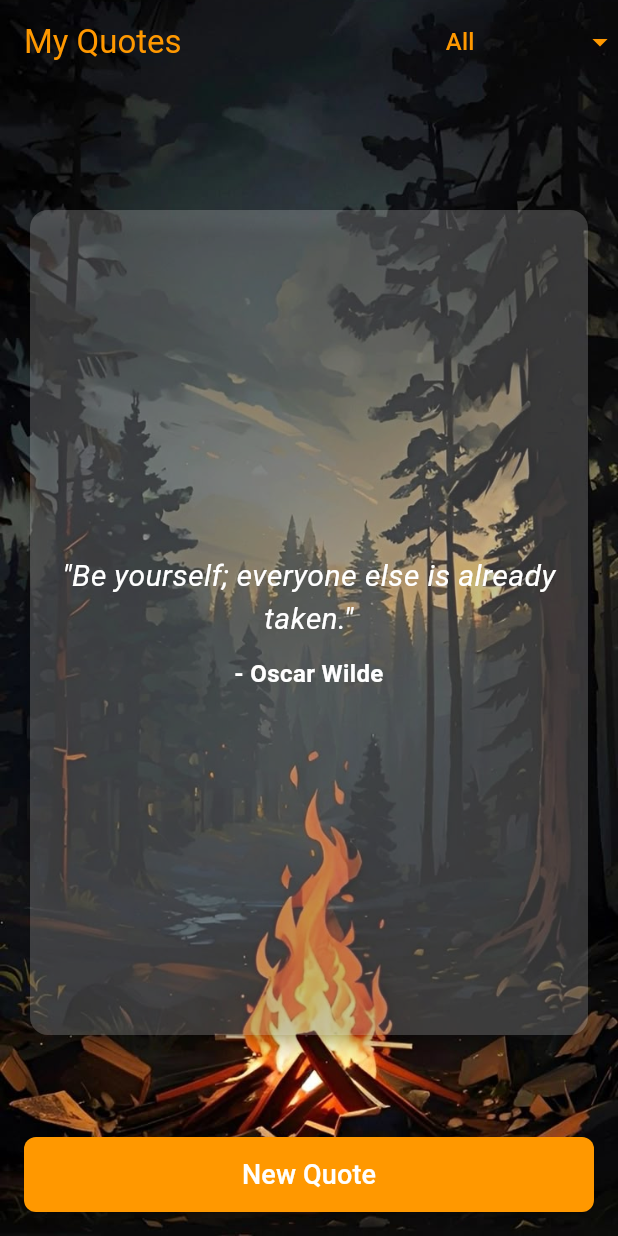
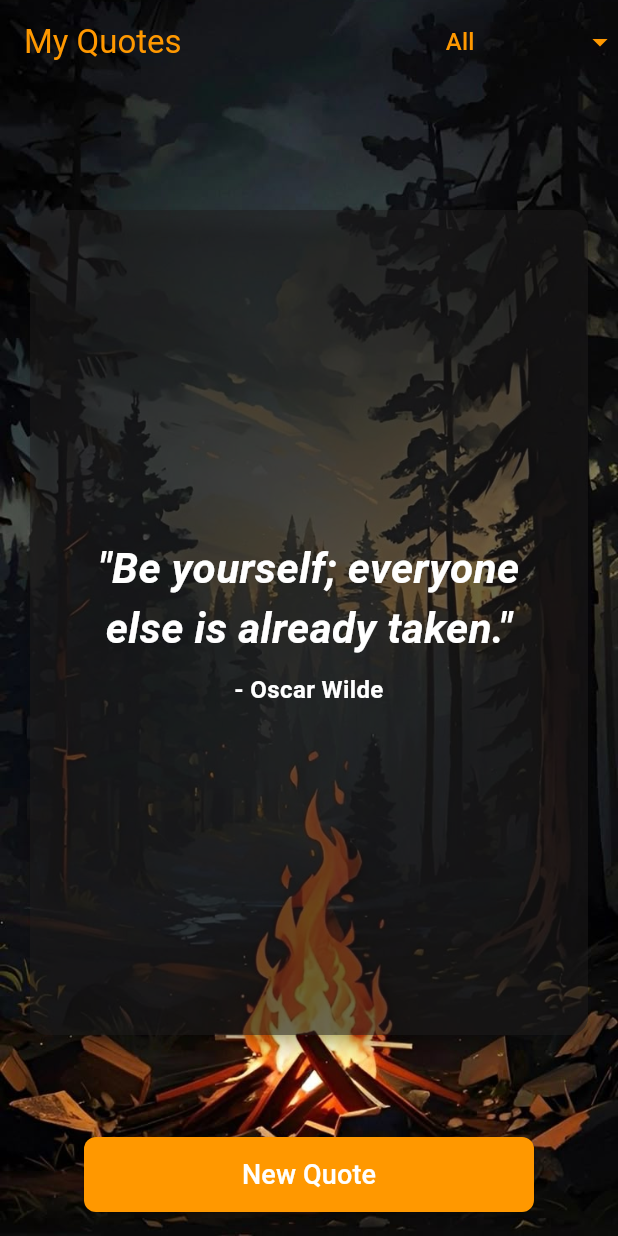
Before and after one commit to Vishwaschandrasekara5/Quotes-Generator-App, a Flutter app: the screen it shows after launch, on a phone screen of 412 x 824 dp. Run offline on Flutter 3.47's test engine with Material 3 defaults, Android fonts, the phone set to English and light mode, and no system bars.

Commit message:
update dart files
2025/02/28

```diff
--- a/lib/quote.dart
+++ b/lib/quote.dart
@@ -13,76 +13,97 @@ class _QuoteScreenState extends State<QuoteScreen> {
       author: 'Oscar Wilde',
       details: 'Oscar Wilde was an Irish poet and playwright.',
       category: 'Motivational',
-      imageUrl: 'https://encrypted-tbn0.gstatic.com/images?q=tbn:ANd9GcSVkQH8jp7MrO9GlanMjVzXUrexSVJqYC8K9Q&s',
+      imageUrl:
+          'https://encrypted-tbn0.gstatic.com/images?q=tbn:ANd9GcSVkQH8jp7MrO9GlanMjVzXUrexSVJqYC8K9Q&s',
     ),
     Quote(
       text: 'Do what you can, with what you have, where you are.',
       author: 'Theodore Roosevelt',
-      details: 'Theodore Roosevelt was the 26th President of the United States.',
+      details:
+          'Theodore Roosevelt was the 26th President of the United States.',
       category: 'Motivational',
-      imageUrl: 'https://encrypted-tbn0.gstatic.com/images?q=tbn:ANd9GcSluHBVZPS2-zwruzr_Jvte5iHHJGMYH2a9Sw&s',
+      imageUrl:
+          'https://encrypted-tbn0.gstatic.com/images?q=tbn:ANd9GcSluHBVZPS2-zwruzr_Jvte5iHHJGMYH2a9Sw&s',
     ),
     Quote(
       text: 'In the middle of difficulty lies opportunity.',
       author: 'Albert Einstein',
-      details: 'Einstein was a theoretical physicist who developed the theory of relativity.',
+      details:
+          'Einstein was a theoretical physicist who developed the theory of relativity.',
       category: 'Inspirational',
-      imageUrl: 'https://encrypted-tbn0.gstatic.com/images?q=tbn:ANd9GcRbwB8-VBOacbJPwYTG7xflxLZKdhwW319DYQ&s',
+      imageUrl:
+          'https://encrypted-tbn0.gstatic.com/images?q=tbn:ANd9GcRbwB8-VBOacbJPwYTG7xflxLZKdhwW319DYQ&s',
     ),
     Quote(
       text: 'It does not matter how slowly you go as long as you do not stop.',
       author: 'Confucius',
       details: 'Confucius was a Chinese philosopher and politician.',
       category: 'Inspirational',
-      imageUrl: 'https://encrypted-tbn0.gstatic.com/images?q=tbn:ANd9GcSq2eODqB-GBtIbpUVMk8JJ7ZY_22bLQqqZ2w&s',
+      imageUrl:
+          'https://encrypted-tbn0.gstatic.com/images?q=tbn:ANd9GcSq2eODqB-GBtIbpUVMk8JJ7ZY_22bLQqqZ2w&s',
     ),
     Quote(
       text: 'The best way to predict the future is to create it.',
       author: 'Peter Drucker',
       details: 'Peter Drucker was an Austrian-American management consultant.',
       category: 'Success',
-      imageUrl: 'https://encrypted-tbn0.gstatic.com/images?q=tbn:ANd9GcQiTF2Sg1t6V_YzUplvzlMbZtuR_JhN5HeJGQ&s',
+      imageUrl:
+          'https://encrypted-tbn0.gstatic.com/images?q=tbn:ANd9GcQiTF2Sg1t6V_YzUplvzlMbZtuR_JhN5HeJGQ&s',
     ),
     Quote(
       text: 'Opportunities don’t happen, you create them.',
       author: 'Chris Grosser',
       details: 'Chris Grosser is a business strategist.',
       category: 'Success',
-      imageUrl: 'https://encrypted-tbn0.gstatic.com/images?q=tbn:ANd9GcQVxq1v-g2tQT6mhoMc3HTHTgx9C1j4fmZ4xw&s',
+      imageUrl:
+          'https://encrypted-tbn0.gstatic.com/images?q=tbn:ANd9GcQVxq1v-g2tQT6mhoMc3HTHTgx9C1j4fmZ4xw&s',
     ),
     Quote(
       text: 'Happiness depends upon ourselves.',
       author: 'Aristotle',
       details: 'Aristotle was a Greek philosopher and polymath.',
       category: 'Happiness',
-      imageUrl: 'https://encrypted-tbn0.gstatic.com/images?q=tbn:ANd9GcSrwBg2C8IagKcnyG47fq4autjt3jy2mT94Ug&s',
+      imageUrl:
+          'https://encrypted-tbn0.gstatic.com/images?q=tbn:ANd9GcSrwBg2C8IagKcnyG47fq4autjt3jy2mT94Ug&s',
     ),
     Quote(
-      text: 'Happiness is not something ready-made. It comes from your own actions.',
+      text:
+          'Happiness is not something ready-made. It comes from your own actions.',
       author: 'Dalai Lama',
       details: 'Dalai Lama is a spiritual leader of Tibet.',
       category: 'Happiness',
-      imageUrl: 'https://encrypted-tbn0.gstatic.com/images?q=tbn:ANd9GcTpf_-IEj4dlMtUzAWZtNsXJEq4Zb66-iqocg&s',
+      imageUrl:
+          'https://encrypted-tbn0.gstatic.com/images?q=tbn:ANd9GcTpf_-IEj4dlMtUzAWZtNsXJEq4Zb66-iqocg&s',
     ),
     Quote(
       text: 'A healthy outside starts from the inside.',
       author: 'Robert Urich',
       details: 'Robert Urich was an American film actor.',
       category: 'Health',
-      imageUrl: 'https://encrypted-tbn0.gstatic.com/images?q=tbn:ANd9GcRaYZ_v7DZM0sfer3CGJOLymwhG-fbDhxgdhA&s',
+      imageUrl:
+          'https://encrypted-tbn0.gstatic.com/images?q=tbn:ANd9GcRaYZ_v7DZM0sfer3CGJOLymwhG-fbDhxgdhA&s',
     ),
     Quote(
       text: 'Take care of your body. It’s the only place you have to live.',
       author: 'Jim Rohn',
-      details: 'Jim Rohn was an American entrepreneur and motivational speaker.',
+      details:
+          'Jim Rohn was an American entrepreneur and motivational speaker.',
       category: 'Health',
-      imageUrl: 'https://encrypted-tbn0.gstatic.com/images?q=tbn:ANd9GcQyakwmvR_eqbneOkMGsBfTM5zUubUArRhP4Q&s',
+      imageUrl:
+          'https://encrypted-tbn0.gstatic.com/images?q=tbn:ANd9GcQyakwmvR_eqbneOkMGsBfTM5zUubUArRhP4Q&s',
     ),
   ];
 
   late Quote currentQuote;
   String selectedCategory = "All";
-  final List<String> categories = ["All", "Motivational", "Inspirational", "Success", "Happiness", "Health"];
+  final List<String> categories = [
+    "All",
+    "Motivational",
+    "Inspirational",
+    "Success",
+    "Happiness",
+    "Health"
+  ];
 
   @override
   void initState() {
@@ -139,7 +160,8 @@ class _QuoteScreenState extends State<QuoteScreen> {
             items: categories.map((String category) {
               return DropdownMenuItem<String>(
                 value: category,
-                child: Text(category, style: const TextStyle(color: Colors.orange)),
+                child: Text(category,
+                    style: const TextStyle(color: Colors.orange)),
               );
             }).toList(),
           ),
@@ -164,7 +186,7 @@ class _QuoteScreenState extends State<QuoteScreen> {
                     margin: const EdgeInsets.only(top: 120),
                     child: Card(
                       elevation: 4,
-                      color: Colors.white.withOpacity(0.2),
+                      color: const Color.fromARGB(255, 31, 29, 29).withOpacity(0.5),
                       shape: RoundedRectangleBorder(
                         borderRadius: BorderRadius.circular(12),
                       ),
@@ -179,7 +201,8 @@ class _QuoteScreenState extends State<QuoteScreen> {
                               Text(
                                 '"${currentQuote.text}"',
                                 style: const TextStyle(
-                                  fontSize: 20,
+                                  fontSize: 28, // Increased font size
+                                  fontWeight: FontWeight.bold, // Bold text
                                   fontStyle: FontStyle.italic,
                                   color: Color.fromARGB(255, 255, 255, 255),
                                 ),
@@ -204,7 +227,7 @@ class _QuoteScreenState extends State<QuoteScreen> {
                 ),
                 const SizedBox(height: 10),
                 SizedBox(
-                  width: double.infinity,
+                  width: 300,
                   height: 50,
                   child: ElevatedButton(
                     onPressed: fetchRandomQuote,
@@ -215,7 +238,8 @@ class _QuoteScreenState extends State<QuoteScreen> {
                         borderRadius: BorderRadius.circular(8),
                       ),
                     ),
-                    child: const Text('New Quote', style: TextStyle(fontSize: 18)),
+                    child:
+                        const Text('New Quote', style: TextStyle(fontSize: 18)),
                   ),
                 ),
               ],
```
Also changed, not shown: lib/quote_details.dart (+49 -9 lines).
